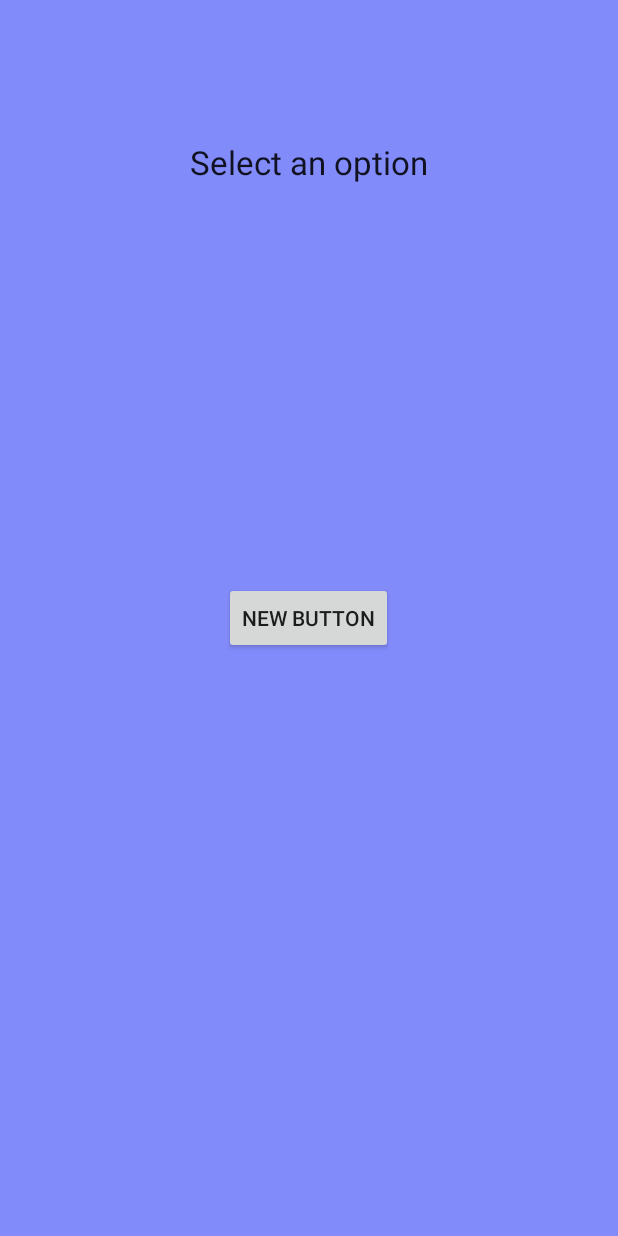
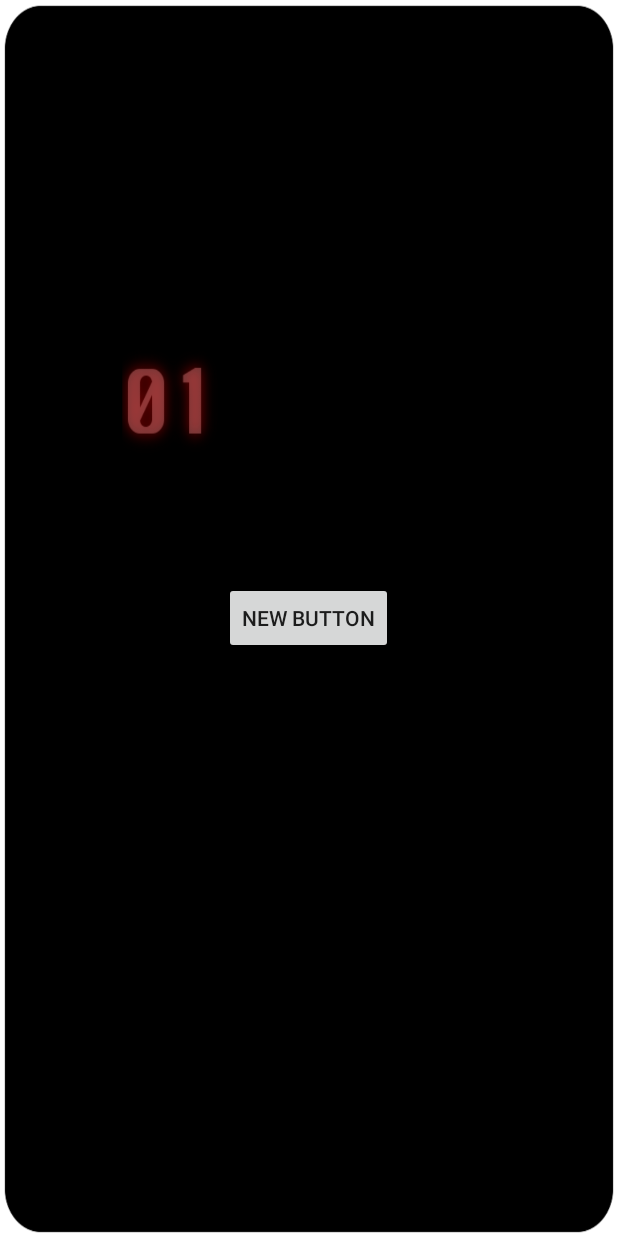
Before and after one commit to Zuljka/CodersNotebook, an Android app: the screen it shows after launch (MainActivity), on a phone screen of 412 x 824 dp. Run offline under Robolectric (Android 15) with nearby library versions, the phone set to English and light mode, and no system bars.

Commit message:
added test background and created Drawable folder

```diff
--- a/app/src/main/res/layout/activity_main.xml
+++ b/app/src/main/res/layout/activity_main.xml
@@ -2,7 +2,7 @@
     xmlns:tools="http://schemas.android.com/tools"
     android:layout_width="match_parent"
     android:layout_height="match_parent"
-    android:background="#828bfa"
+    android:background="@drawable/title"
     android:paddingLeft="@dimen/activity_horizontal_margin"
     android:paddingRight="@dimen/activity_horizontal_margin"
     android:paddingTop="@dimen/activity_vertical_margin"
```
Also changed, not shown: app/src/main/res/drawable/title.png (added), 1 other file.
